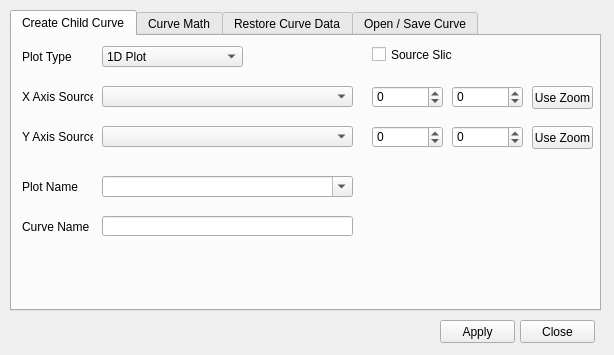
This is curveproperties.ui in d-wizard/plotter as Qt 5 draws it before an edit. The edited form follows.
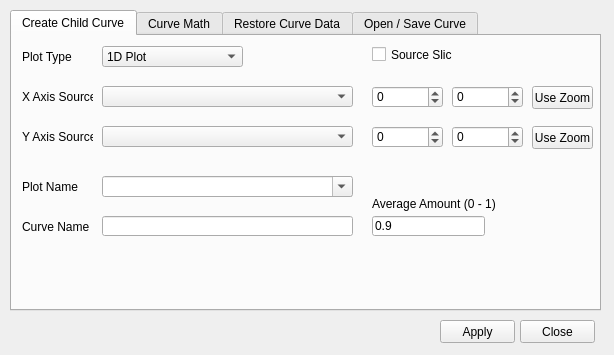
This is the edited form.

Commit message:
Add an average child curve type.
Original Commit Rev: 1645 | 2014-06-29 13:00:07 -0500 (Sun, 29 Jun 2014)

What changed in the file:
```diff
--- a/curveproperties.ui
+++ b/curveproperties.ui
@@ -288,6 +288,32 @@
       <string>Use Zoom</string>
      </property>
     </widget>
+    <widget class="QLineEdit" name="txtAvgAmount">
+     <property name="geometry">
+      <rect>
+       <x>360</x>
+       <y>180</y>
+       <width>113</width>
+       <height>20</height>
+      </rect>
+     </property>
+     <property name="text">
+      <string>0.9</string>
+     </property>
+    </widget>
+    <widget class="QLabel" name="lblAvgAmount">
+     <property name="geometry">
+      <rect>
+       <x>360</x>
+       <y>160</y>
+       <width>131</width>
+       <height>16</height>
+      </rect>
+     </property>
+     <property name="text">
+      <string>Average Amount (0 - 1)</string>
+     </property>
+    </widget>
    </widget>
    <widget class="QWidget" name="tabCurveMath">
     <attribute name="title">
```
Left out of the diff: 5 changed lines with no effect on the pictures. The commit also changes 5 other files.
